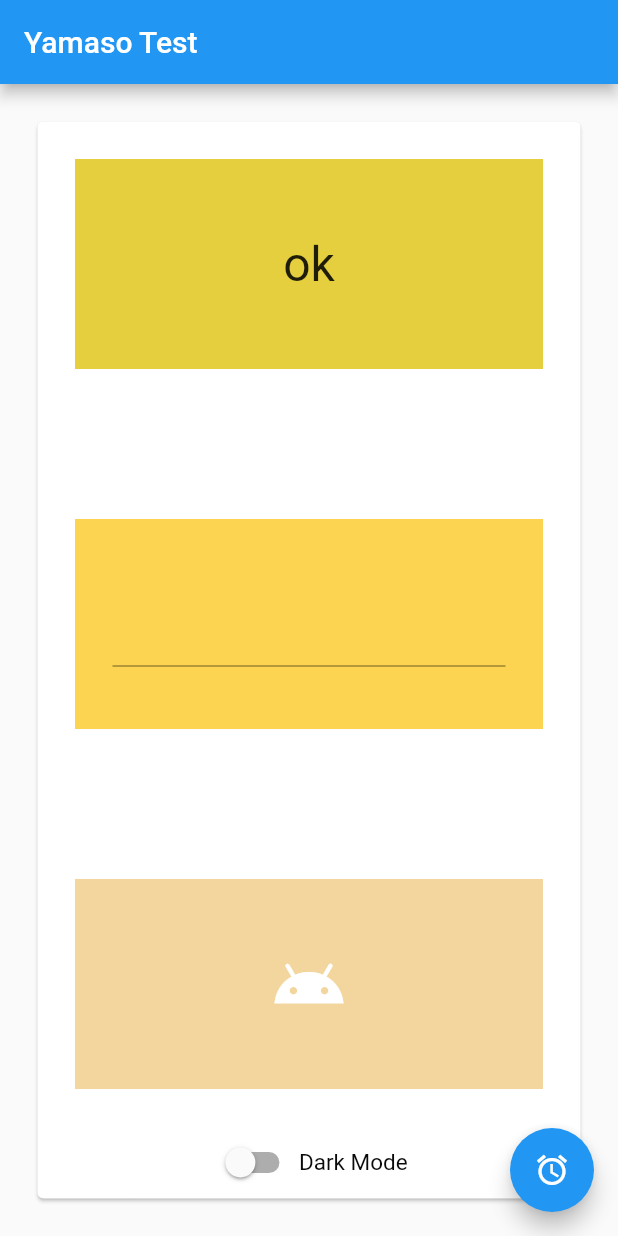
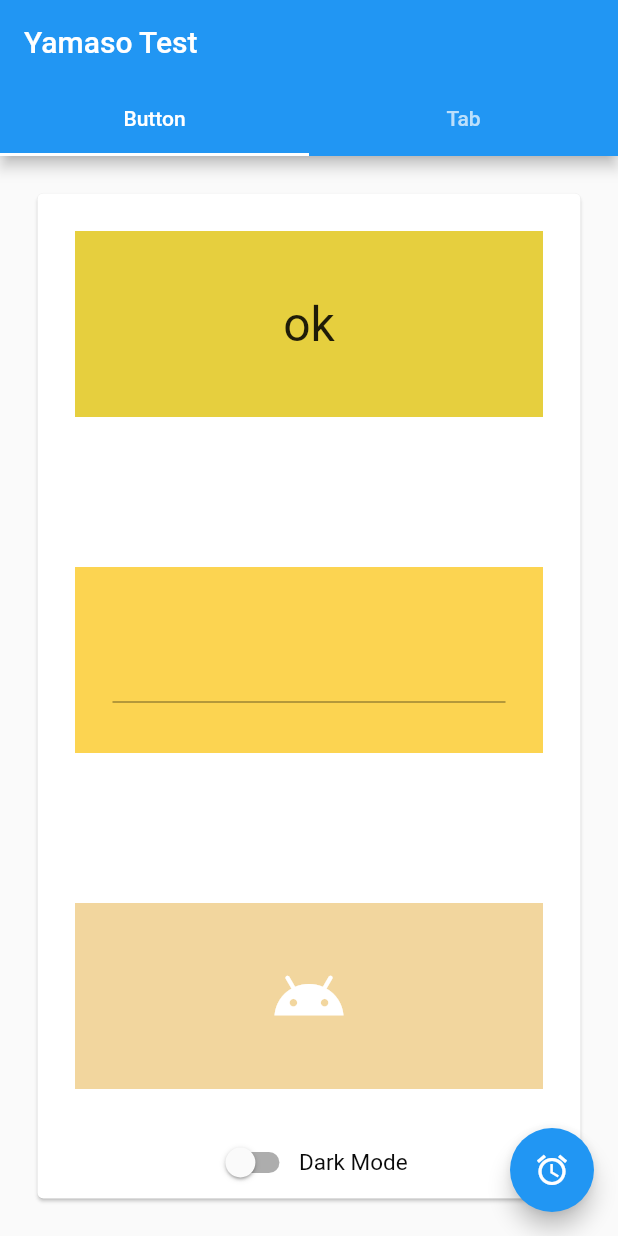
Before and after one commit to yamaso/flutter_test, a Flutter app: the screen it shows after launch, on a phone screen of 412 x 824 dp. Run offline on Flutter 3.47's test engine with Material 2 defaults, Android fonts, the phone set to English and light mode, and no system bars.

Commit message:
タブでの表示切り替えテスト＋可変スクロールの実装

```diff
--- a/lib/main.dart
+++ b/lib/main.dart
@@ -26,7 +26,7 @@ class MyHomePage extends StatefulWidget {
   _MyHomePageState createState() => new _MyHomePageState();
 }
 
-class _MyHomePageState extends State<MyHomePage> {
+class _MyHomePageState extends State<MyHomePage> with SingleTickerProviderStateMixin {
   var _message;
   static var _janken = <String>['ぐー','ちょき','ぱー'];
   final controller = TextEditingController();
@@ -35,10 +35,34 @@ class _MyHomePageState extends State<MyHomePage> {
   var bgColor = Color(0xFFfafafa);
   var switchColor = Color(0xFF0a0a0a);
 
+  final List<Tab> tabs = <Tab>[
+    Tab(text: 'Button'),
+    Tab(text: 'Tab'),
+  ];
+
+  List _items = <Widget>[];
+
+  TabController _tabController;
+
   @override
   void initState() {
     _message = 'ok';
     super.initState();
+    _tabController = TabController(length: tabs.length, vsync: this);
+
+    for (var i = 0; i < 10; i++) {
+      var item = Container(
+        color: i.isOdd ? Colors.blue : Colors.white,
+        height: 100,
+        child: Center(
+          child: Text(
+            'No, $i',
+            style: const TextStyle(fontSize: 32.0),
+          ),
+        ),
+      );
+      _items.add(item);
+    }
   }
 
   @override
@@ -47,8 +71,14 @@ class _MyHomePageState extends State<MyHomePage> {
       backgroundColor: bgColor,
       appBar: new AppBar(
         title: new Text('Yamaso Test'),
+        bottom: TabBar(
+          controller: _tabController,
+          tabs: tabs,
         ),
-      body:
+      ),
+      body: TabBarView(
+        controller: _tabController,
+        children: <Widget>[
           new Card(
             margin: EdgeInsets.all(25.0),
             color: cardColor,
@@ -157,15 +187,46 @@ class _MyHomePageState extends State<MyHomePage> {
             ),
           ),
 
+          new CustomScrollView(
+            slivers: <Widget>[
+              SliverAppBar(
+                pinned: true,
+                expandedHeight: 200.0,
+                flexibleSpace: FlexibleSpaceBar(
+                  title: const Text('Sliver App Bar'),
+                  background: Stack(
+                    fit: StackFit.expand,
+                    children: <Widget>[
+                      Image.network(
+                        'https://jpn.nec.com/solution/space/images/th_science.jpg',
+                        fit: BoxFit.fill,
+                      )
+                    ]
+                  ),
+                ),
+                actions: <Widget>[
+                  IconButton(icon: const Icon(Icons.android), onPressed: (){ print('pressed'); }, ),
+                ]
+              ),
+
+              SliverList(
+                delegate: SliverChildListDelegate(_items),
+              ),
+            ],
+          ),
+        ]
+      ),
+
       floatingActionButton: new FloatingActionButton(
           child: new Icon(Icons.access_alarm),
           onPressed: buttonPressed_A
       ),
+
     );
   }
 
   void buttonPressed_A(){
-    showDialog(context: context,
+    showModalBottomSheet(context: context,
       builder: (BuildContext contect) => AlertDialog(
         title: Text("Hello!"),
         content: const Text("this is sample!"),
```
Lines whose indentation alone changed are shown as unchanged.
